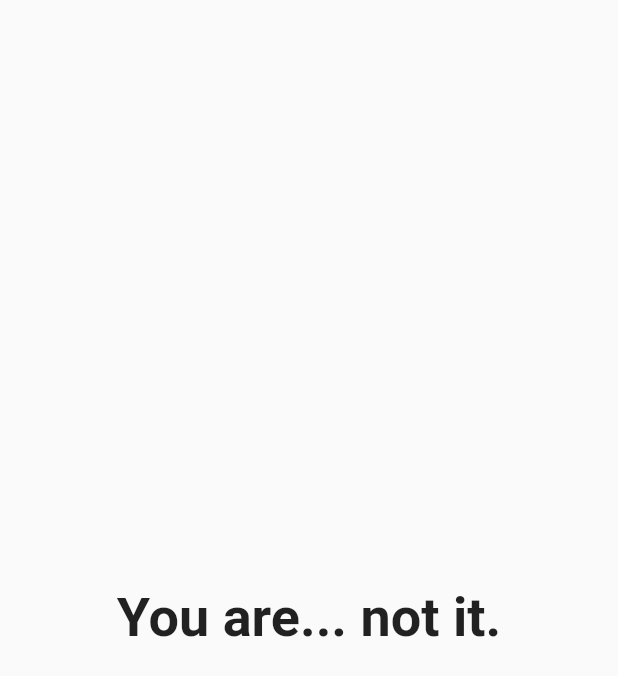
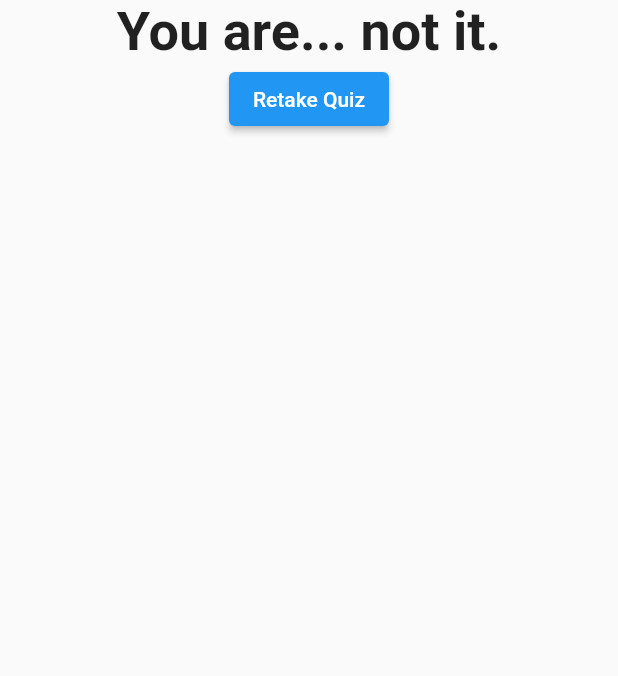
Before and after one commit to marcellus-saputra/udemy_first_app, a Flutter app: the Result widget shown alone on an empty page, opened directly with empty values, on a phone screen of 412 x 824 dp. Shown: the top 676 px of the screen. Run offline on Flutter 3.47's test engine with Material 2 defaults, Android fonts, the phone set to English and light mode, and no system bars.

Commit message:
Finished app

```diff
--- a/lib/result.dart
+++ b/lib/result.dart
@@ -2,8 +2,9 @@ import 'package:flutter/material.dart';
 
 class Result extends StatelessWidget {
   final int resultScore;
+  final Function resetHandler;
 
-  Result(this.resultScore);
+  Result(this.resultScore, this.resetHandler);
 
   String get resultPhrase {
     var resultText = 'You did it!';
@@ -18,12 +19,17 @@ class Result extends StatelessWidget {
   @override
   Widget build(BuildContext context) {
     return Center(
-      child: Text(
-        resultPhrase,
-        style: TextStyle(
-          fontWeight: FontWeight.bold,
-          fontSize: 36,
-        ),
+      child: Column(
+        children: [
+          Text(
+            resultPhrase,
+            style: TextStyle(
+              fontWeight: FontWeight.bold,
+              fontSize: 36,
+            ),
+          ),
+          ElevatedButton(onPressed: resetHandler, child: Text('Retake Quiz')),
+        ],
       ),
     );
   }
```
Also changed, not shown: lib/main.dart (+8 -1 lines).
